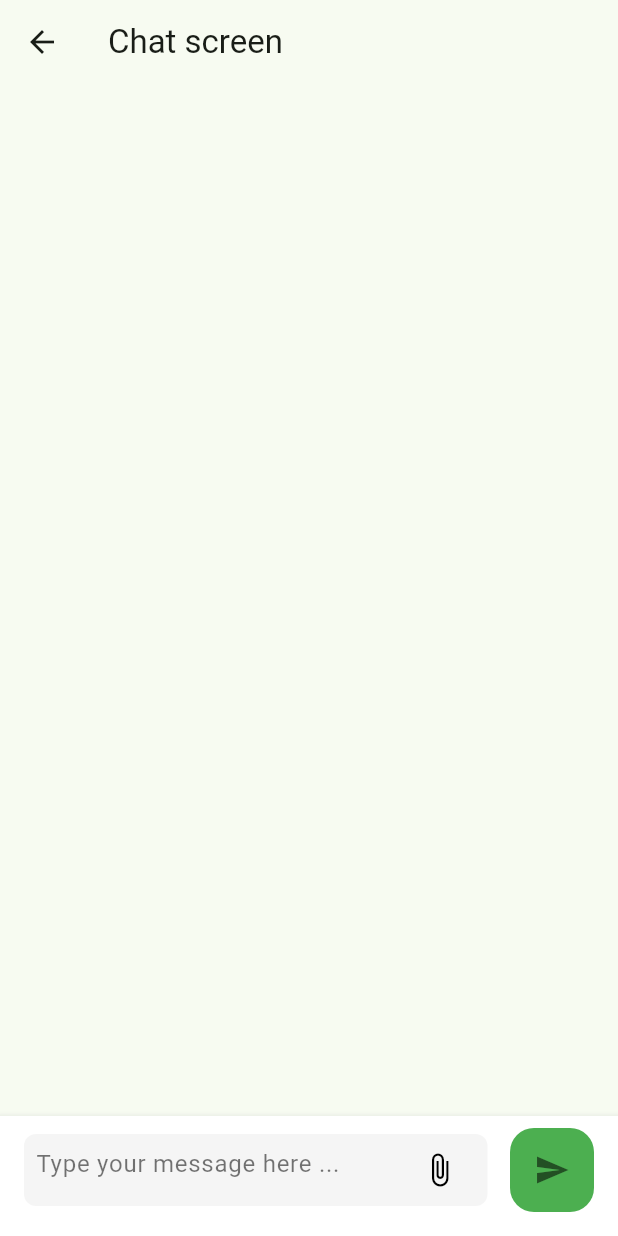
After one commit to saleem72/j_bluetooth, a Flutter app: the screen it shows after launch, after a tap on the "chat" icon, on a phone screen of 412 x 824 dp. The commit adds this screen. Run offline on Flutter 3.47's test engine with Material 3 defaults, Android fonts, the phone set to English and light mode, and no system bars; our stand-ins replace equatable, plugin_platform_interface; statements that could not run were skipped.

Commit message:
add chat screen

```diff
--- /dev/null
+++ b/example/lib/chat_screen.dart
@@ -0,0 +1,150 @@
+//
+
+import 'dart:async';
+
+import 'package:flutter/material.dart';
+import 'package:j_bluetooth/j_bluetooth.dart';
+import 'package:j_bluetooth_example/models/chat_message.dart';
+
+import 'models/chat_message_tile.dart';
+
+const Color _background = Color(0xFFF5F5F5);
+
+class ChatScreen extends StatefulWidget {
+  const ChatScreen({
+    super.key,
+    required this.device,
+  });
+
+  final ConnectedDevice device;
+
+  @override
+  State<ChatScreen> createState() => _ChatScreenState();
+}
+
+class _ChatScreenState extends State<ChatScreen> {
+  final myController = TextEditingController();
+  StreamSubscription<String>? _incomingMessagesSubscription;
+  List<ChatMessage> messages = [];
+
+  @override
+  void initState() {
+    super.initState();
+    initMessages();
+  }
+
+  @override
+  void dispose() {
+    _incomingMessagesSubscription?.cancel();
+    super.dispose();
+  }
+
+  void initMessages() {
+    final jafraBluetooth = JBluetooth();
+    _incomingMessagesSubscription =
+        jafraBluetooth.incomingMessages().listen((event) {
+      final message = ChatMessage(
+        message: event,
+        isFromLocalUser: false,
+      );
+
+      messages.add(message);
+      setState(() {});
+    });
+  }
+
+  // @override
+  // void dispose() {
+  //   _incomingMessagesSubscription?.cancel();
+  //   super.dispose();
+  // }
+
+  @override
+  Widget build(BuildContext context) {
+    return Scaffold(
+      appBar: AppBar(
+        title: const Text('Chat screen'),
+      ),
+      body: Stack(
+        children: <Widget>[
+          _buildMessages(context),
+          _buildSending(context),
+        ],
+      ),
+    );
+  }
+
+  Widget _buildMessages(BuildContext context) {
+    return ListView.builder(
+      itemCount: messages.length,
+      shrinkWrap: true,
+      padding: const EdgeInsets.only(top: 10, bottom: 10),
+      itemBuilder: (context, index) {
+        return ChatMessageTile(message: messages[index]);
+      },
+    );
+  }
+
+  Widget _buildSending(BuildContext context) {
+    final textTheme = Theme.of(context).textTheme;
+    return Align(
+      alignment: Alignment.bottomLeft,
+      child: Material(
+        color: Colors.white,
+        elevation: 4,
+        child: Container(
+          padding:
+              const EdgeInsets.only(left: 16, right: 16, bottom: 16, top: 8),
+          width: double.infinity,
+          child: Row(
+            children: <Widget>[
+              Expanded(
+                child: Container(
+                  padding: const EdgeInsets.symmetric(horizontal: 8),
+                  decoration: BoxDecoration(
+                    color: _background,
+                    borderRadius: BorderRadius.circular(8),
+                  ),
+                  child: TextField(
+                    decoration: InputDecoration(
+                      // isDense: true,
+                      hintText: "Type your message here ...",
+                      hintStyle: textTheme.bodyLarge?.copyWith(
+                        color: Colors.black54,
+                      ),
+                      border: InputBorder.none,
+                      suffixIcon: IconButton(
+                        onPressed: () {},
+                        icon: const Icon(
+                          Icons.attach_file,
+                          color: Colors.black,
+                        ),
+                      ),
+                    ),
+                    controller: myController,
+                  ),
+                ),
+              ),
+              const SizedBox(
+                width: 15,
+              ),
+              _buildSendButton(context),
+            ],
+          ),
+        ),
+      ),
+    );
+  }
+
+  Widget _buildSendButton(BuildContext context) {
+    return FloatingActionButton(
+      onPressed: () {},
+      elevation: 0,
+      backgroundColor: Colors.green,
+      child: const Icon(
+        Icons.send,
+        // size: 18,
+      ),
+    );
+  }
+}
--- a/example/lib/main.dart
+++ b/example/lib/main.dart
@@ -1,32 +1,52 @@
 //
+
+import 'dart:developer';
 
 import 'package:flutter/material.dart';
 import 'dart:async';
 
 import 'package:flutter/services.dart';
 import 'package:j_bluetooth/j_bluetooth.dart';
+import 'package:j_bluetooth_example/chat_screen.dart';
 
 void main() {
-  runApp(const MyApp());
+  runApp(const MyAPp());
 }
 
-class MyApp extends StatefulWidget {
-  const MyApp({super.key});
+class MyAPp extends StatelessWidget {
+  const MyAPp({super.key});
 
   @override
-  State<MyApp> createState() => _MyAppState();
+  Widget build(BuildContext context) {
+    return MaterialApp(
+      theme: ThemeData(
+        colorScheme: ColorScheme.fromSeed(seedColor: Colors.green),
+        useMaterial3: true,
+      ),
+      home: const HomeScreen(),
+    );
+  }
 }
 
-class _MyAppState extends State<MyApp> {
+class HomeScreen extends StatefulWidget {
+  const HomeScreen({super.key});
+
+  @override
+  State<HomeScreen> createState() => _HomeScreenState();
+}
+
+class _HomeScreenState extends State<HomeScreen> {
   final _jafraBluetoothPlugin = JBluetooth();
   StreamSubscription<BluetoothAdapterState>? _adapterStateSubscription;
   StreamSubscription<bool>? _isDiscoveringSubscription;
+  StreamSubscription<ConnectedDevice>? _connectedDeviceSubscription;
   StreamSubscription<JafraBluetoothDevice>? _devicesSubscription;
   String adapterName = 'Unknown';
   BluetoothAdapterState adapterState = BluetoothAdapterState.unknown;
   List<JafraBluetoothDevice> devices = [];
   List<JafraBluetoothDevice> pairedDevices = [];
   bool isDiscovering = false;
+  ConnectedDevice? connectedDevice;
 
   @override
   void initState() {
@@ -40,6 +60,7 @@ class _MyAppState extends State<MyApp> {
     _devicesSubscription?.cancel();
     _adapterStateSubscription?.cancel();
     _jafraBluetoothPlugin.dispose();
+    _connectedDeviceSubscription?.cancel();
     super.dispose();
   }
 
@@ -67,6 +88,14 @@ class _MyAppState extends State<MyApp> {
         setState(() {
           isDiscovering = event;
         });
+      });
+
+      _connectedDeviceSubscription =
+          _jafraBluetoothPlugin.connectedDevice().listen((device) {
+        log(device.address);
+        connectedDevice = device;
+        setState(() {});
+        _push(device);
       });
 
       _devicesSubscription = _jafraBluetoothPlugin.onDevice().listen((event) {
@@ -98,12 +127,37 @@ class _MyAppState extends State<MyApp> {
     });
   }
 
+  _push(ConnectedDevice device) {
+    if (device.isConnected) {
+      Navigator.push(
+        context,
+        MaterialPageRoute(
+            builder: (_) => ChatScreen(
+                  device: device,
+                )),
+      );
+    }
+  }
+
   @override
   Widget build(BuildContext context) {
-    return MaterialApp(
-      home: Scaffold(
+    return Scaffold(
       appBar: AppBar(
         title: const Text('Plugin example app'),
+        actions: [
+          IconButton(
+            onPressed: () {
+              // {address: 90:CB:A3:7E:FA:D8, name: TECNO SPARK Go 2024, isConnected: true}
+              const device = ConnectedDevice(
+                address: "90:CB:A3:7E:FA:D8",
+                name: "TECNO SPARK Go 2024",
+                isConnected: true,
+              );
+              _push(device);
+            },
+            icon: const Icon(Icons.chat),
+          ),
+        ],
       ),
       body: Stack(
         children: [
@@ -117,7 +171,6 @@ class _MyAppState extends State<MyApp> {
                 )
               : const SizedBox.shrink(),
         ],
-        ),
       ),
     );
   }
@@ -150,18 +203,23 @@ class _MyAppState extends State<MyApp> {
             mainAxisAlignment: MainAxisAlignment.spaceAround,
             children: [
               FilledButton(
-                onPressed: () => _jafraBluetoothPlugin.connectToServer(),
+                onPressed: () => _jafraBluetoothPlugin.startServer(),
                 child: const Text('Start server'),
               ),
               FilledButton(
-                onPressed: () {},
-                child: const Text('Stop server'),
+                onPressed: () => _jafraBluetoothPlugin
+                    .sendMessage('hello from $adapterName'),
+                child: const Text('Send message'),
               ),
             ],
           ),
           const SizedBox(height: 16),
           Column(
-            children: [...pairedDevices.map((e) => DeviceTile(result: e))],
+            children: [
+              ...pairedDevices.map((e) => DeviceTile(
+                    device: e,
+                  ))
+            ],
           ),
           const SizedBox(height: 16),
           Column(
@@ -195,7 +253,9 @@ class _MyAppState extends State<MyApp> {
               },
               itemBuilder: (BuildContext context, int index) {
                 final device = devices[index];
-                return DeviceTile(result: device);
+                return DeviceTile(
+                    onTap: () => _jafraBluetoothPlugin.connectToServer(device),
+                    device: device);
               },
             ),
           ),
--- /dev/null
+++ b/example/lib/models/chat_message.dart
@@ -0,0 +1,12 @@
+// ignore_for_file: public_member_api_docs, sort_constructors_first
+//
+
+class ChatMessage {
+  final String message;
+  final bool isFromLocalUser;
+
+  ChatMessage({
+    required this.message,
+    required this.isFromLocalUser,
+  });
+}
--- a/lib/j_bluetooth.dart
+++ b/lib/j_bluetooth.dart
@@ -1,5 +1,6 @@
 import 'package:j_bluetooth/models/bluetooth_adapter_state.dart';
 import 'package:j_bluetooth/models/bluetooth_connection_state.dart';
+import 'package:j_bluetooth/models/connected_device.dart';
 import 'package:j_bluetooth/models/jafra_bluetooth_device.dart';
 
 import 'j_bluetooth_platform_interface.dart';
@@ -40,9 +41,12 @@ class JBluetooth {
 
   Future<void> sendMessage(String message) => singleton.sendMessage(message);
 
-  Future<void> connectToServer() => singleton.connectToServer();
+  Future<void> connectToServer(JafraBluetoothDevice device) =>
+      singleton.connectToServer(device);
   Stream<String> incomingMessages() => singleton.incomingMessages();
 
   Future<List<JafraBluetoothDevice>> pairedDevices() =>
       singleton.pairedDevices();
+
+  Stream<ConnectedDevice> connectedDevice() => singleton.connectedDevice();
 }
--- a/lib/j_bluetooth_platform_interface.dart
+++ b/lib/j_bluetooth_platform_interface.dart
@@ -1,5 +1,6 @@
 import 'package:j_bluetooth/models/bluetooth_adapter_state.dart';
 import 'package:j_bluetooth/models/bluetooth_connection_state.dart';
+import 'package:j_bluetooth/models/connected_device.dart';
 import 'package:j_bluetooth/models/jafra_bluetooth_device.dart';
 import 'package:plugin_platform_interface/plugin_platform_interface.dart';
 
@@ -66,9 +67,11 @@ abstract class JBluetoothPlatform extends PlatformInterface {
 
   Future<void> sendMessage(String message);
 
-  Future<void> connectToServer();
+  Future<void> connectToServer(JafraBluetoothDevice device);
 
   Stream<String> incomingMessages();
 
   Future<List<JafraBluetoothDevice>> pairedDevices();
+
+  Stream<ConnectedDevice> connectedDevice();
 }
--- /dev/null
+++ b/lib/models/connected_device.dart
@@ -0,0 +1,25 @@
+// ignore_for_file: public_member_api_docs, sort_constructors_first
+//
+
+import 'package:equatable/equatable.dart';
+
+class ConnectedDevice extends Equatable {
+  final String address;
+  final String name;
+  final bool isConnected;
+
+  const ConnectedDevice({
+    required this.address,
+    required this.name,
+    required this.isConnected,
+  });
+
+  factory ConnectedDevice.fromMap(dynamic map) => ConnectedDevice(
+        address: map["address"],
+        name: map["name"],
+        isConnected: map["isConnected"],
+      );
+
+  @override
+  List<Object?> get props => [address];
+}
--- a/lib/models/models.dart
+++ b/lib/models/models.dart
@@ -2,3 +2,4 @@ export './bluetooth_adapter_state.dart';
 export './jafra_bluetooth_device.dart';
 export 'bluetooth_device_major_type.dart';
 export 'bluetooth_device_minor_type.dart';
+export './connected_device.dart';
```
Also changed, not shown: example/lib/models/chat_message_tile.dart (added, +38 -0 lines), lib/j_bluetooth_method_channel.dart (+42 -10 lines), lib/views/device_tile.dart (+18 -11 lines), 7 other files. Lines whose indentation alone changed are shown as unchanged.
